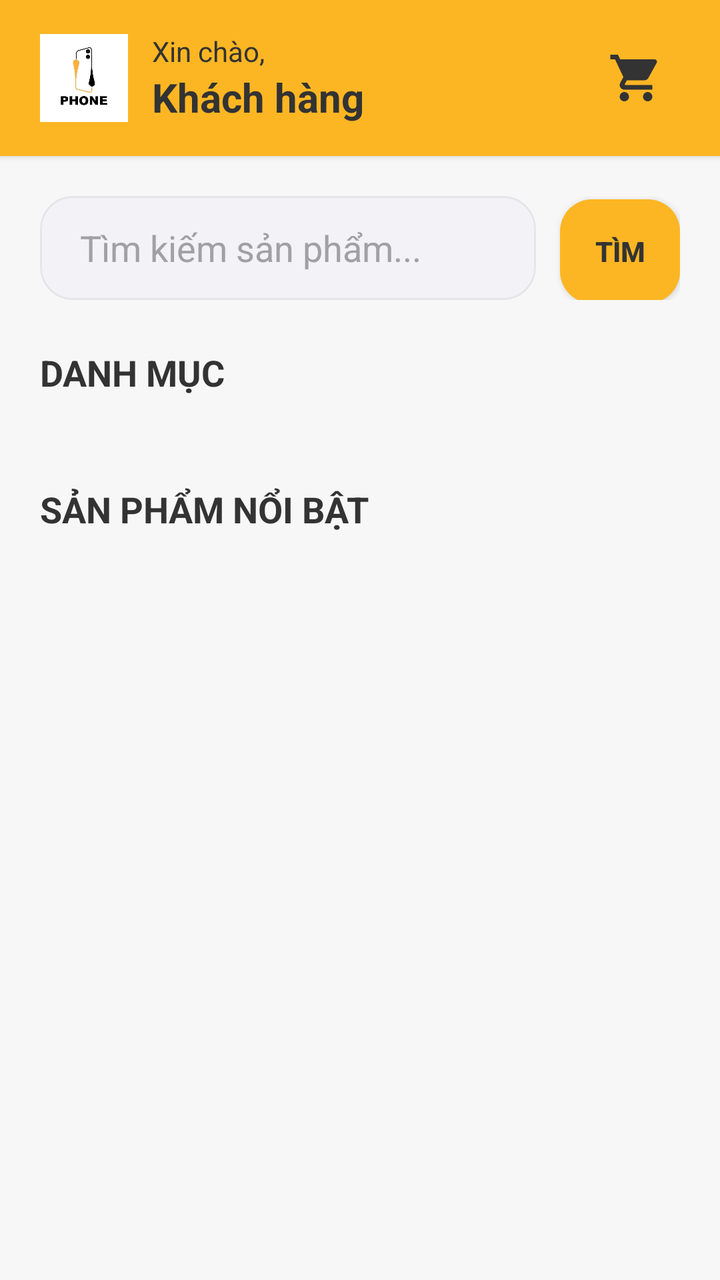
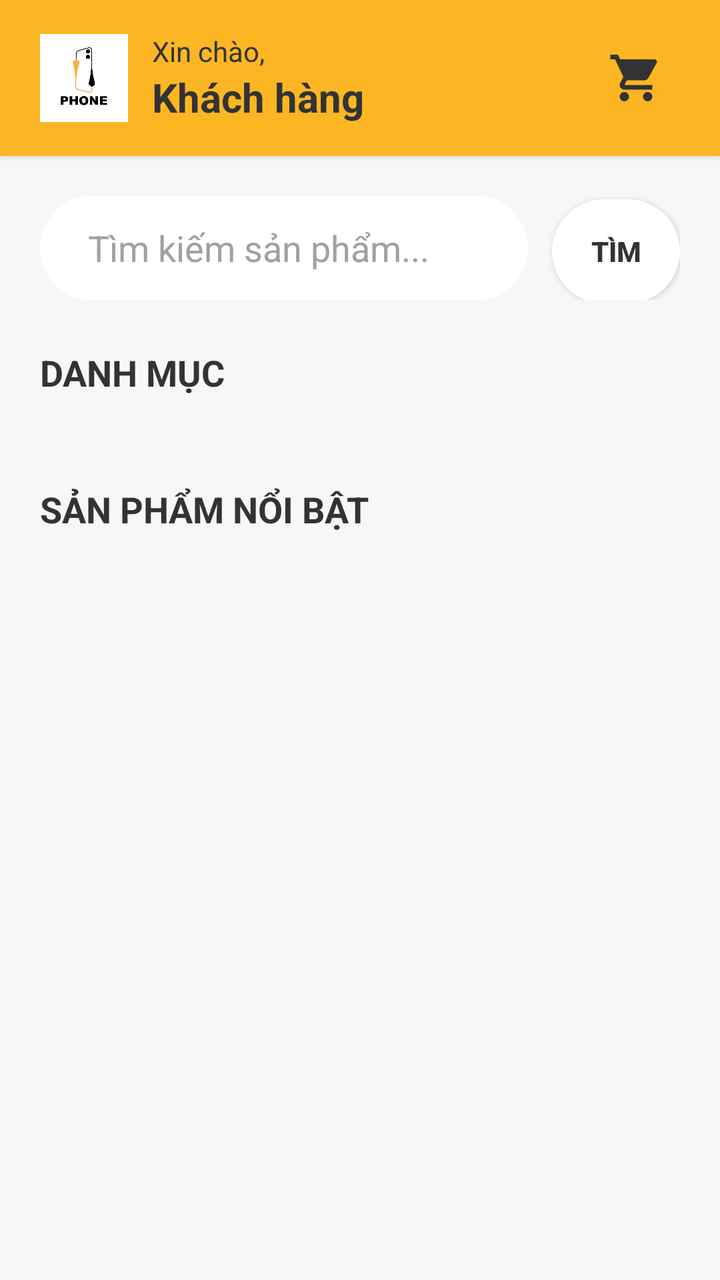

An Android layout rendered at two revisions. The XML below is the earlier revision; the diff shows what the commit changed to produce the second picture.
<!-- AndroidManifest.xml: application theme Theme.MobileDeviceStoreTDMU -->
<!-- res/layout/fragment_user_home.xml -->
<?xml version="1.0" encoding="utf-8"?>
<LinearLayout xmlns:android="http://schemas.android.com/apk/res/android"
    xmlns:app="http://schemas.android.com/apk/res-auto"
    android:layout_width="match_parent"
    android:layout_height="match_parent"
    android:orientation="vertical"
    android:background="@color/bg_light">

    
    <LinearLayout
        android:layout_width="match_parent"
        android:layout_height="wrap_content"
        android:background="@color/primary_yellow"
        android:paddingHorizontal="20dp"
        android:paddingVertical="16dp"
        android:orientation="horizontal"
        android:gravity="center_vertical"
        android:elevation="2dp">

        <ImageView
            android:layout_width="44dp"
            android:layout_height="44dp"
            android:src="@drawable/logo"
            android:scaleType="fitCenter"
            android:contentDescription="Logo Store"
            android:layout_marginEnd="12dp" />

        <LinearLayout
            android:layout_width="0dp"
            android:layout_height="wrap_content"
            android:layout_weight="1"
            android:orientation="vertical">

            <TextView
                android:layout_width="wrap_content"
                android:layout_height="wrap_content"
                android:text="Xin chào,"
                android:textColor="@color/text_on_yellow"
                android:textSize="14sp" />

            <TextView
                android:id="@+id/tvXinChaoUser"
                android:layout_width="wrap_content"
                android:layout_height="wrap_content"
                android:text="Khách hàng"
                android:textColor="@color/text_on_yellow"
                android:textSize="20sp"
                android:textStyle="bold" />

        </LinearLayout>

        <ImageView
            android:id="@+id/btnGioHangHeader"
            android:layout_width="44dp"
            android:layout_height="44dp"
            android:src="@drawable/ic_gio_hang"
            android:background="?attr/selectableItemBackgroundBorderless"
            android:padding="8dp"
            app:tint="@color/primary_black"
            android:contentDescription="Giỏ hàng" />

    </LinearLayout>

    <ScrollView
        android:layout_width="match_parent"
        android:layout_height="match_parent"
        android:clipToPadding="false"
        android:paddingBottom="24dp">

        <LinearLayout
            android:layout_width="match_parent"
            android:layout_height="wrap_content"
            android:orientation="vertical"
            android:padding="20dp">

            
            <LinearLayout
                android:layout_width="match_parent"
                android:layout_height="wrap_content"
                android:orientation="horizontal"
                android:layout_marginBottom="24dp">

                <EditText
                    android:id="@+id/edtTimKiem"
                    android:layout_width="0dp"
                    android:layout_height="52dp"
                    android:layout_weight="1"
                    android:hint="Tìm kiếm sản phẩm..."
                    android:textColorHint="@color/text_hint"
                    android:textColor="@color/text_primary"
                    android:background="@drawable/bg_edittext_modern"
                    android:paddingHorizontal="20dp"
                    android:layout_marginEnd="12dp"
                    android:inputType="text"
                    android:imeOptions="actionSearch" />

                <androidx.appcompat.widget.AppCompatButton
                    android:id="@+id/btnTimKiem"
                    android:layout_width="60dp"
                    android:layout_height="52dp"
                    android:text="TÌM"
                    android:textColor="@color/text_on_yellow"
                    android:background="@drawable/bg_btn_primary"
                    android:textStyle="bold" />

            </LinearLayout>

            <TextView
                android:layout_width="match_parent"
                android:layout_height="wrap_content"
                android:text="DANH MỤC"
                android:textSize="18sp"
                android:textStyle="bold"
                android:textColor="@color/text_primary"
                android:layout_marginBottom="16dp" />

            <androidx.recyclerview.widget.RecyclerView
                android:id="@+id/rvDanhMuc"
                android:layout_width="match_parent"
                android:layout_height="wrap_content"
                android:layout_marginBottom="28dp"
                android:clipToPadding="false" />

            <TextView
                android:layout_width="match_parent"
                android:layout_height="wrap_content"
                android:text="SẢN PHẨM NỔI BẬT"
                android:textSize="18sp"
                android:textStyle="bold"
                android:textColor="@color/text_primary"
                android:layout_marginBottom="16dp" />

            <androidx.recyclerview.widget.RecyclerView
                android:id="@+id/rvSanPham"
                android:layout_width="match_parent"
                android:layout_height="wrap_content"
                android:clipToPadding="false" />

        </LinearLayout>

    </ScrollView>

</LinearLayout>
<!-- resources referenced by this layout -->
<resources>
  <color name="bg_light">#F7F7F7</color>
  <color name="primary_black">#333333</color>
  <color name="primary_yellow">#FDB623</color>
  <color name="text_hint">#A0A0A5</color>
  <color name="text_on_yellow">#333333</color>
  <color name="text_primary">#333333</color>
  <!-- drawable bg_btn_primary (drawable) -->
  <?xml version="1.0" encoding="utf-8"?>
  <shape xmlns:android="http://schemas.android.com/apk/res/android"
      android:shape="rectangle">
      <solid android:color="@color/primary_yellow" />
      <corners android:radius="16dp" />
  </shape>
  <!-- drawable bg_edittext_modern (drawable) -->
  <?xml version="1.0" encoding="utf-8"?>
  <shape xmlns:android="http://schemas.android.com/apk/res/android"
      android:shape="rectangle">
      <solid android:color="@color/input_bg" />
      <corners android:radius="16dp" />
      <stroke android:width="1dp" android:color="@color/stroke_light" />
  </shape>
  <!-- drawable ic_gio_hang (drawable) -->
  <vector xmlns:android="http://schemas.android.com/apk/res/android"
      android:width="24dp" android:height="24dp"
      android:viewportWidth="24" android:viewportHeight="24">
      <path android:fillColor="#000000"
          android:pathData="M7,18c-1.1,0 -1.99,0.9 -1.99,2S5.9,22 7,22s2,-0.9 2,-2 -0.9,-2 -2,-2zM1,2v2h2l3.6,7.59 -1.35,2.45c-0.16,0.28 -0.25,0.61 -0.25,0.96 0,1.1 0.9,2 2,2h12v-2H7.42c-0.14,0 -0.25,-0.11 -0.25,-0.25l0.03,-0.12 0.9,-1.63h7.45c0.75,0 1.41,-0.41 1.75,-1.03l3.58,-6.49c0.08,-0.14 0.12,-0.31 0.12,-0.48 0,-0.55 -0.45,-1 -1,-1H5.21l-0.94,-2H1zM17,18c-1.1,0 -1.99,0.9 -1.99,2s0.89,2 1.99,2 2,-0.9 2,-2 -0.9,-2 -2,-2z"/>
  </vector>
  <!-- drawable logo: jpg bitmap (drawable, 5396 bytes) -->
  <style name="Theme.MobileDeviceStoreTDMU" parent="Base.Theme.MobileDeviceStoreTDMU" />
  <color name="input_bg">#F2F2F7</color>
  <color name="stroke_light">#E5E5EA</color>
  <style name="Base.Theme.MobileDeviceStoreTDMU" parent="Theme.Material3.DayNight.NoActionBar">
          
          
      </style>
</resources>

<!-- the commit's change to res/layout/fragment_user_home.xml (unified diff, before → after) -->
@@ -88,19 +88,19 @@
                     android:hint="Tìm kiếm sản phẩm..."
                     android:textColorHint="@color/text_hint"
                     android:textColor="@color/text_primary"
-                    android:background="@drawable/bg_edittext_modern"
-                    android:paddingHorizontal="20dp"
+                    android:background="@drawable/bg_search_pill"
+                    android:paddingHorizontal="24dp"
                     android:layout_marginEnd="12dp"
                     android:inputType="text"
                     android:imeOptions="actionSearch" />
 
                 <androidx.appcompat.widget.AppCompatButton
                     android:id="@+id/btnTimKiem"
-                    android:layout_width="60dp"
+                    android:layout_width="64dp"
                     android:layout_height="52dp"
                     android:text="TÌM"
-                    android:textColor="@color/text_on_yellow"
-                    android:background="@drawable/bg_btn_primary"
+                    android:textColor="@color/text_primary"
+                    android:background="@drawable/bg_search_pill"
                     android:textStyle="bold" />
 
             </LinearLayout>
<!-- resource entries referenced after the edit -->
@@ -6,20 +6,13 @@
   <color name="text_hint">#A0A0A5</color>
   <color name="text_on_yellow">#333333</color>
   <color name="text_primary">#333333</color>
-  <!-- drawable bg_btn_primary (drawable) -->
+  <!-- drawable bg_search_pill (drawable) -->
   <?xml version="1.0" encoding="utf-8"?>
   <shape xmlns:android="http://schemas.android.com/apk/res/android"
       android:shape="rectangle">
-      <solid android:color="@color/primary_yellow" />
-      <corners android:radius="16dp" />
-  </shape>
-  <!-- drawable bg_edittext_modern (drawable) -->
-  <?xml version="1.0" encoding="utf-8"?>
-  <shape xmlns:android="http://schemas.android.com/apk/res/android"
-      android:shape="rectangle">
-      <solid android:color="@color/input_bg" />
-      <corners android:radius="16dp" />
-      <stroke android:width="1dp" android:color="@color/stroke_light" />
+      
+      <solid android:color="@color/bg_white" />
+      <corners android:radius="26dp" />
   </shape>
   <!-- drawable ic_gio_hang (drawable) -->
   <vector xmlns:android="http://schemas.android.com/apk/res/android"
@@ -30,11 +23,13 @@
   </vector>
   <!-- drawable logo: jpg bitmap (drawable, 5396 bytes) -->
   <style name="Theme.MobileDeviceStoreTDMU" parent="Base.Theme.MobileDeviceStoreTDMU" />
-  <color name="input_bg">#F2F2F7</color>
-  <color name="stroke_light">#E5E5EA</color>
-  <style name="Base.Theme.MobileDeviceStoreTDMU" parent="Theme.Material3.DayNight.NoActionBar">
+  <color name="bg_white">#FFFFFF</color>
+  <style name="Base.Theme.MobileDeviceStoreTDMU" parent="Theme.Material3.Light.NoActionBar">
           
-          
+          <item name="android:statusBarColor">@color/bg_white</item>
+          <item name="android:windowLightStatusBar">true</item>
+          <item name="android:navigationBarColor">@color/bg_white</item>
+          <item name="android:windowLightNavigationBar" tools:targetApi="O_MR1">true</item>
       </style>
 </resources>
 
